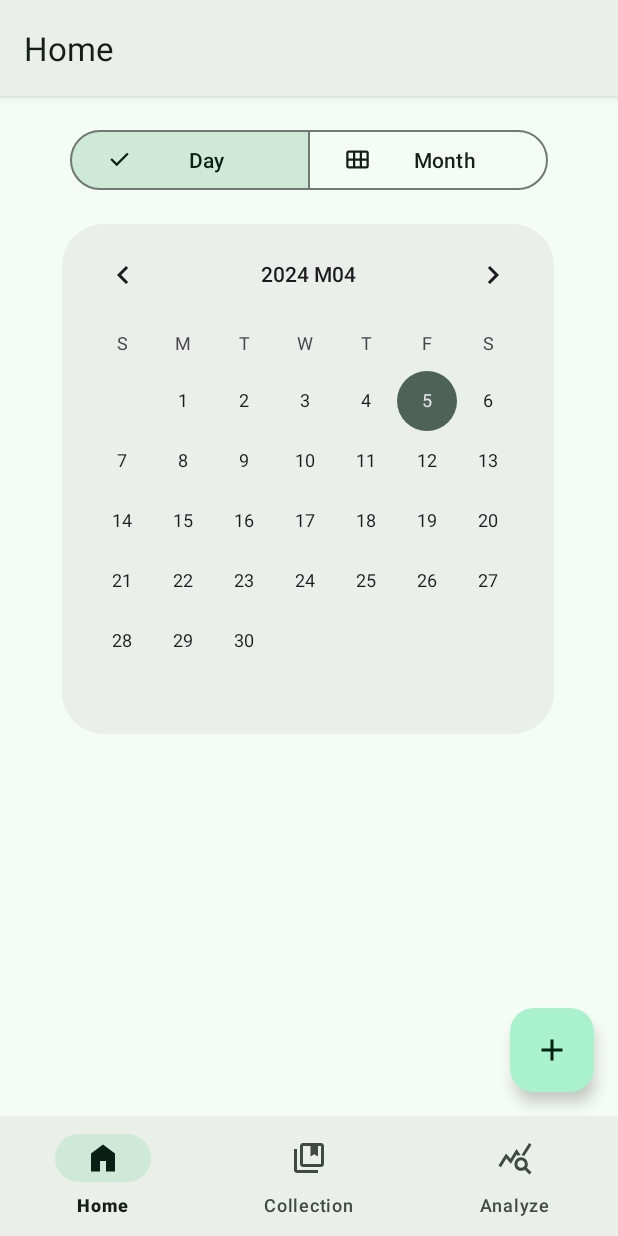
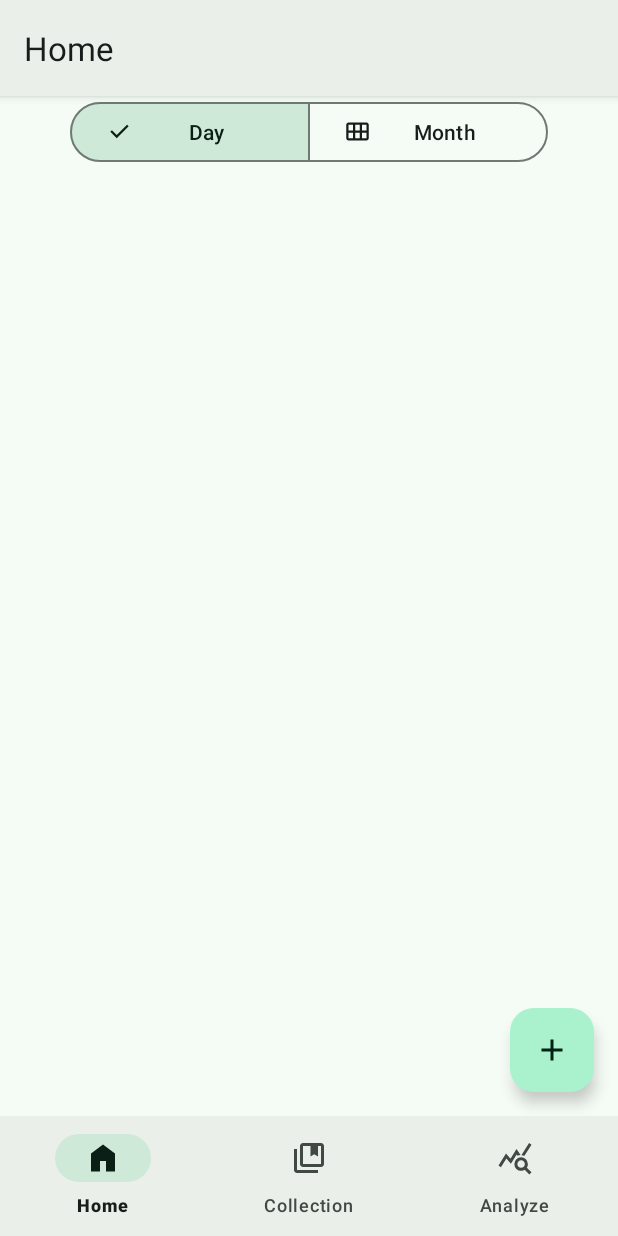
Before and after one commit to hatezero014/DA_DiaryApp, an Android app: the screen it shows after launch (MainActivity), on a phone screen of 412 x 824 dp. Run offline under Robolectric (Android 15) with nearby library versions, the phone set to English and light mode, and no system bars; our stand-ins replace navigation-ui.

```diff
--- /dev/null
+++ b/app/src/main/java/com/example/doan_diaryapp/ui/home/DayFragment.java
@@ -0,0 +1,66 @@
+package com.example.doan_diaryapp.ui.home;
+
+import android.os.Bundle;
+
+import androidx.fragment.app.Fragment;
+
+import android.view.LayoutInflater;
+import android.view.View;
+import android.view.ViewGroup;
+
+import com.example.doan_diaryapp.R;
+
+/**
+ * A simple {@link Fragment} subclass.
+ * Use the {@link DayFragment#newInstance} factory method to
+ * create an instance of this fragment.
+ */
+public class DayFragment extends Fragment {
+
+    // TODO: Rename parameter arguments, choose names that match
+    // the fragment initialization parameters, e.g. ARG_ITEM_NUMBER
+    private static final String ARG_PARAM1 = "param1";
+    private static final String ARG_PARAM2 = "param2";
+
+    // TODO: Rename and change types of parameters
+    private String mParam1;
+    private String mParam2;
+
+    public DayFragment() {
+        // Required empty public constructor
+    }
+
+    /**
+     * Use this factory method to create a new instance of
+     * this fragment using the provided parameters.
+     *
+     * @param param1 Parameter 1.
+     * @param param2 Parameter 2.
+     * @return A new instance of fragment DayFragment.
+     */
+    // TODO: Rename and change types and number of parameters
+    public static DayFragment newInstance(String param1, String param2) {
+        DayFragment fragment = new DayFragment();
+        Bundle args = new Bundle();
+        args.putString(ARG_PARAM1, param1);
+        args.putString(ARG_PARAM2, param2);
+        fragment.setArguments(args);
+        return fragment;
+    }
+
+    @Override
+    public void onCreate(Bundle savedInstanceState) {
+        super.onCreate(savedInstanceState);
+        if (getArguments() != null) {
+            mParam1 = getArguments().getString(ARG_PARAM1);
+            mParam2 = getArguments().getString(ARG_PARAM2);
+        }
+    }
+
+    @Override
+    public View onCreateView(LayoutInflater inflater, ViewGroup container,
+                             Bundle savedInstanceState) {
+        // Inflate the layout for this fragment
+        return inflater.inflate(R.layout.fragment_day, container, false);
+    }
+}
--- a/app/src/main/java/com/example/doan_diaryapp/ui/home/HomeFragment.java
+++ b/app/src/main/java/com/example/doan_diaryapp/ui/home/HomeFragment.java
@@ -4,13 +4,24 @@ import android.os.Bundle;
 import android.view.LayoutInflater;
 import android.view.View;
 import android.view.ViewGroup;
+import android.widget.Button;
 import android.widget.TextView;
 
 import androidx.annotation.NonNull;
+import androidx.appcompat.app.AppCompatActivity;
 import androidx.fragment.app.Fragment;
 import androidx.lifecycle.ViewModelProvider;
+import androidx.navigation.NavController;
+import androidx.navigation.Navigation;
+import androidx.navigation.fragment.NavHostFragment;
+import androidx.navigation.ui.NavigationUI;
 
+import com.example.doan_diaryapp.R;
 import com.example.doan_diaryapp.databinding.FragmentHomeBinding;
+import com.google.android.material.bottomnavigation.BottomNavigationView;
+import android.widget.Toast;
+
+
 
 public class HomeFragment extends Fragment {
 
@@ -20,10 +31,10 @@ public class HomeFragment extends Fragment {
                              ViewGroup container, Bundle savedInstanceState) {
         HomeViewModel homeViewModel =
                 new ViewModelProvider(this).get(HomeViewModel.class);
+        binding = FragmentHomeBinding.inflate(inflater, container, false);
 
-        binding = FragmentHomeBinding.inflate(inflater, container, false);
-        View root = binding.getRoot();
-        return root;
+        return binding.getRoot();
+
     }
 
     @Override
@@ -31,4 +42,5 @@ public class HomeFragment extends Fragment {
         super.onDestroyView();
         binding = null;
     }
+
 }
--- a/app/src/main/java/com/example/doan_diaryapp/ui/home/HomeViewModel.java
+++ b/app/src/main/java/com/example/doan_diaryapp/ui/home/HomeViewModel.java
@@ -1,5 +1,6 @@
 package com.example.doan_diaryapp.ui.home;
 
+import androidx.appcompat.app.AppCompatActivity;
 import androidx.lifecycle.LiveData;
 import androidx.lifecycle.MutableLiveData;
 import androidx.lifecycle.ViewModel;
@@ -10,10 +11,9 @@ public class HomeViewModel extends ViewModel {
 
     public HomeViewModel() {
         mText = new MutableLiveData<>();
-        mText.setValue("This is home fragment");
     }
-
     public LiveData<String> getText() {
         return mText;
     }
+
 }
--- /dev/null
+++ b/app/src/main/res/layout/fragment_day.xml
@@ -0,0 +1,20 @@
+<?xml version="1.0" encoding="utf-8"?>
+<androidx.constraintlayout.widget.ConstraintLayout xmlns:android="http://schemas.android.com/apk/res/android"
+    xmlns:tools="http://schemas.android.com/tools"
+    xmlns:app="http://schemas.android.com/apk/res-auto"
+    android:layout_width="match_parent"
+    android:layout_height="match_parent"
+    tools:context=".ui.home.DayFragment">
+
+
+    <ListView
+        android:id="@+id/listday"
+        android:layout_width="match_parent"
+        android:layout_height="match_parent"
+        app:layout_constraintBottom_toBottomOf="parent"
+        app:layout_constraintEnd_toEndOf="parent"
+        app:layout_constraintStart_toStartOf="parent"
+        app:layout_constraintTop_toTopOf="parent" />
+
+
+</androidx.constraintlayout.widget.ConstraintLayout>
--- a/app/src/main/res/layout/fragment_home.xml
+++ b/app/src/main/res/layout/fragment_home.xml
@@ -6,12 +6,15 @@
     android:layout_height="match_parent"
     tools:context=".ui.home.HomeFragment">
 
+
+
+
     <com.google.android.material.button.MaterialButtonToggleGroup
         android:id="@+id/toggleGroup"
         android:layout_width="wrap_content"
         android:layout_height="wrap_content"
         app:checkedButton="@+id/ButtonDay"
-        app:layout_constraintBottom_toTopOf="@+id/calendarView"
+
         app:layout_constraintEnd_toEndOf="parent"
         app:layout_constraintStart_toStartOf="parent"
         app:layout_constraintTop_toTopOf="parent"
@@ -35,18 +38,7 @@
     </com.google.android.material.button.MaterialButtonToggleGroup>
 
 
-    <CalendarView
-        android:id="@+id/calendarView"
-        style="calendar"
-        android:layout_width="328dp"
-        android:layout_height="340dp"
-        android:background="@drawable/ic_rounded_calendar"
-        app:layout_constraintBottom_toBottomOf="parent"
-        app:layout_constraintEnd_toEndOf="parent"
-        app:layout_constraintHorizontal_bias="0.493"
-        app:layout_constraintStart_toStartOf="parent"
-        app:layout_constraintTop_toTopOf="parent"
-        app:layout_constraintVertical_bias="0.25" />
+
 
     <com.google.android.material.floatingactionbutton.FloatingActionButton
         android:id="@+id/ButtonAdd"
@@ -59,4 +51,17 @@
         app:layout_constraintBottom_toBottomOf="parent"
         app:layout_constraintEnd_toEndOf="parent" />
 
+    <fragment
+        android:id="@+id/dayandmonth"
+        android:name="androidx.navigation.fragment.NavHostFragment"
+        android:layout_width="match_parent"
+        android:layout_height="0dp"
+        app:defaultNavHost="true"
+        app:layout_constraintBottom_toBottomOf="parent"
+        app:layout_constraintEnd_toEndOf="parent"
+        app:layout_constraintStart_toStartOf="parent"
+        app:layout_constraintTop_toBottomOf="@+id/toggleGroup"
+        app:navGraph="@navigation/mobile_daymonth"
+        />
+
 </androidx.constraintlayout.widget.ConstraintLayout>
--- /dev/null
+++ b/app/src/main/res/navigation/mobile_daymonth.xml
@@ -0,0 +1,25 @@
+<?xml version="1.0" encoding="utf-8"?>
+<navigation xmlns:android="http://schemas.android.com/apk/res/android"
+    xmlns:app="http://schemas.android.com/apk/res-auto"
+    xmlns:tools="http://schemas.android.com/tools"
+    android:id="@+id/mobile_daymonth"
+    app:startDestination="@id/dayFragment">
+    <fragment
+        android:id="@+id/dayFragment"
+        android:name="com.example.doan_diaryapp.ui.home.DayFragment"
+        android:label="fragment_day"
+        tools:layout="@layout/fragment_day" >
+        <action
+            android:id="@+id/action_dayFragment_to_monthFragment"
+            app:destination="@id/monthFragment" />
+    </fragment>
+    <fragment
+        android:id="@+id/monthFragment"
+        android:name="com.example.doan_diaryapp.ui.home.MonthFragment"
+        android:label="fragment_month"
+        tools:layout="@layout/fragment_month" >
+        <action
+            android:id="@+id/action_monthFragment_to_dayFragment"
+            app:destination="@id/dayFragment" />
+    </fragment>
+</navigation>
--- a/app/src/main/res/values-night/themes.xml
+++ b/app/src/main/res/values-night/themes.xml
@@ -47,4 +47,9 @@
         <item name="colorSurfaceContainerHigh">@color/md_theme_surfaceContainerHigh</item>
         <item name="colorSurfaceContainerHighest">@color/md_theme_surfaceContainerHighest</item>
     </style>
+  <!-- Base application theme. -->
+    <style name="Base.AppTheme" parent="Theme.Material3.DayNight.NoActionBar">
+        <!-- Customize your dark theme here. -->
+        <!-- <item name="colorPrimary">@color/my_dark_primary</item> -->
+    </style>
 </resources>
--- a/app/src/main/res/values/dimens.xml
+++ b/app/src/main/res/values/dimens.xml
@@ -2,4 +2,5 @@
     <!-- Default screen margins, per the Android Design guidelines. -->
     <dimen name="activity_horizontal_margin">16dp</dimen>
     <dimen name="activity_vertical_margin">16dp</dimen>
+    <dimen name="fab_margin">16dp</dimen>
 </resources>
--- a/app/src/main/res/values/themes.xml
+++ b/app/src/main/res/values/themes.xml
@@ -55,6 +55,11 @@
         <item name="colorSurfaceContainerHigh">@color/md_theme_surfaceContainerHigh</item>
         <item name="colorSurfaceContainerHighest">@color/md_theme_surfaceContainerHighest</item>
     </style>
+  <!-- Base application theme. -->
+    <style name="Base.AppTheme" parent="Theme.Material3.DayNight.NoActionBar">
+        <!-- Customize your light theme here. -->
+        <!-- <item name="colorPrimary">@color/my_light_primary</item> -->
+    </style>
 
 <!--    Light mode -->
 </resources>
```
Also changed, not shown: app/src/main/AndroidManifest.xml (+12 -9 lines), app/src/main/java/com/example/doan_diaryapp/ui/home/MonthFragment.java (added, +46 -0 lines), app/src/main/res/layout/fragment_month.xml (added, +23 -0 lines), app/src/main/res/values/strings.xml (+44 -0 lines).
